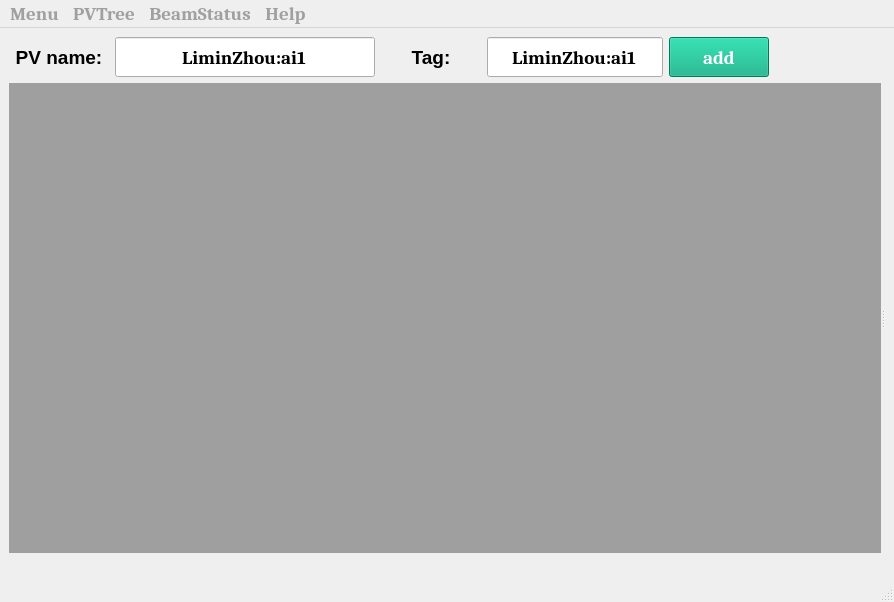
zlmturnout/PlotPVs, file UI/UI_PlotPVs_main.ui: the form before one commit.
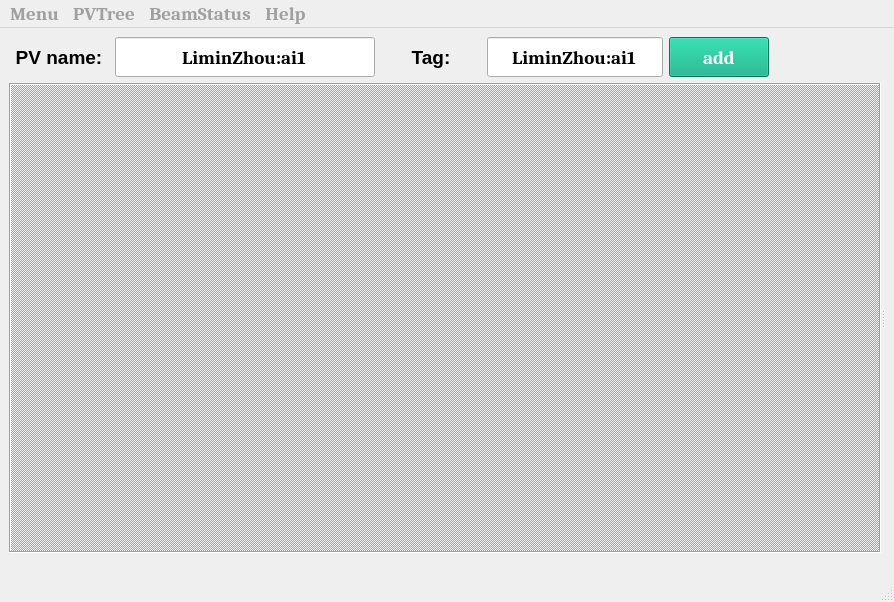
The form after the commit.

Patch:
```diff
--- a/UI/UI_PlotPVs_main.ui
+++ b/UI/UI_PlotPVs_main.ui
@@ -487,6 +487,33 @@
            <property name="styleSheet">
             <string notr="true"/>
            </property>
+           <property name="frameShape">
+            <enum>QFrame::Box</enum>
+           </property>
+           <property name="frameShadow">
+            <enum>QFrame::Sunken</enum>
+           </property>
+           <property name="background">
+            <brush brushstyle="Dense4Pattern">
+             <color alpha="255">
+              <red>76</red>
+              <green>200</green>
+              <blue>231</blue>
+             </color>
+            </brush>
+           </property>
+           <property name="viewMode">
+            <enum>QMdiArea::SubWindowView</enum>
+           </property>
+           <property name="documentMode">
+            <bool>true</bool>
+           </property>
+           <property name="tabsMovable">
+            <bool>false</bool>
+           </property>
+           <property name="tabShape">
+            <enum>QTabWidget::Rounded</enum>
+           </property>
           </widget>
           <widget class="QWidget" name="verticalLayoutWidget">
            <layout class="QVBoxLayout" name="BeamStatus_VLayout"/>
```
Left out of the diff: 57 changed lines with no effect on the pictures.
